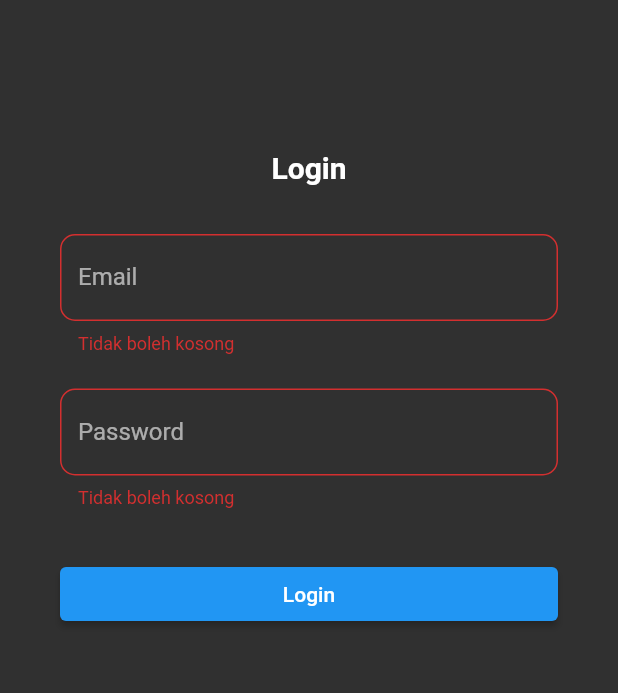
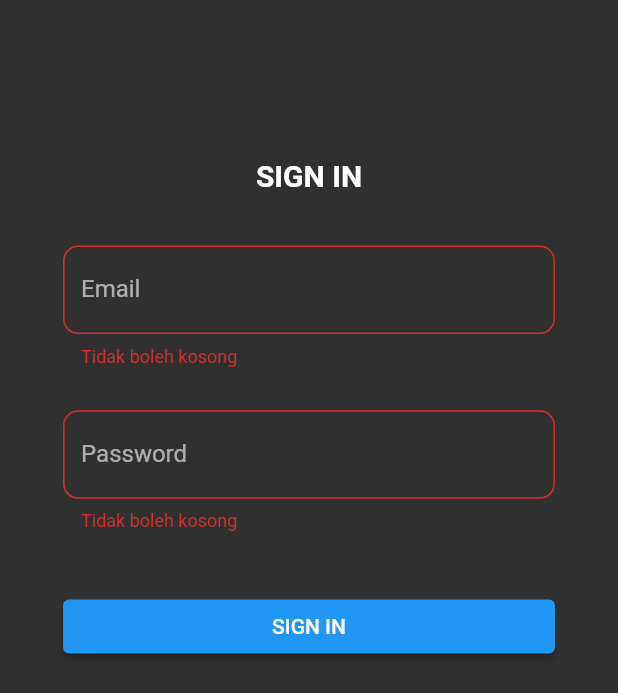
Before and after one commit to 10Lee/test_qualification, a Flutter app: the Loginpage screen opened by its route, on a phone screen of 412 x 824 dp. Shown: the top 693 px of the screen. Run offline on Flutter 3.47's test engine with Material 2 defaults, Android fonts, the light colour scheme and no system bars; our stand-ins replace flutter_lorem, form_field_validator, get, get_storage; accounts and stored records are empty; network calls fail.

Commit message:
little adjustment

```diff
--- /dev/null
+++ b/lib/global/dimension.dart
@@ -0,0 +1,82 @@
+import 'package:flutter_test1/global/variables.dart';
+import 'package:get/get.dart';
+
+class Dimension {
+  // Screen height 781.1
+  // Screen width 392.7
+  // static double screenHeight = Get.context!.size!.height;
+  // static double screenWidth = Get.context!.size!.width;
+
+  static double screenHeight =
+      getMediaQuery(Get.context!, MediaQueryTypes.height);
+  static double screenWidth =
+      getMediaQuery(Get.context!, MediaQueryTypes.width);
+
+  // For SizedBox, Padding and Margin
+  static double height5 = screenHeight / 156.2;
+  static double height10 = screenHeight / 78.1;
+  static double height12 = screenHeight / 65;
+  static double height15 = screenHeight / 52;
+  static double height20 = screenHeight / 39.5;
+  static double height25 = screenHeight / 31.2;
+  static double height30 = screenHeight / 26;
+  static double height40 = screenHeight / 19.5;
+  static double height50 = screenHeight / 15.62;
+  static double height60 = screenHeight / 13;
+  static double height70 = screenHeight / 11.1;
+  static double height80 = screenHeight / 9.7;
+  static double height100 = screenHeight / 7.81;
+  static double height120 = screenHeight / 6.5;
+  static double height150 = screenHeight / 5.2;
+  static double height170 = screenHeight / 4.5;
+  static double height200 = screenHeight / 3.9;
+  static double height300 = screenHeight / 2.6;
+
+  static double width2 = screenWidth / 196.3;
+  static double width5 = screenWidth / 78.4;
+  static double width10 = screenWidth / 39.3;
+  static double width12 = screenWidth / 32.7;
+  static double width15 = screenWidth / 26.2;
+  static double width20 = screenWidth / 19.6;
+  static double width30 = screenWidth / 13;
+  static double width25 = screenWidth / 15.7;
+  static double width40 = screenWidth / 9.8;
+  static double width50 = screenWidth / 7.8;
+  static double width60 = screenWidth / 6.5;
+  static double width100 = screenWidth / 3.9;
+  static double width150 = screenWidth / 2.6;
+  static double width165 = screenWidth / 2.3;
+  static double width170 = screenWidth / 2.3;
+  static double width200 = screenWidth / 1.9;
+  static double width230 = screenWidth / 1.7;
+  static double width300 = screenWidth / 1.3;
+  static double width400 = screenWidth / 0.9;
+
+  // For Border Radius
+  static double radius8 = screenHeight / 97.6;
+  static double radius10 = screenHeight / 78.1;
+  static double radius15 = screenHeight / 52;
+  static double radius20 = screenHeight / 39;
+  static double radius30 = screenHeight / 26;
+  static double radius120 = screenHeight / 6.5;
+
+  // For Icon Size
+  static double iconSize45 = screenHeight / 17.3;
+
+  // For Image
+  static double imageHeight200 = screenHeight / 3.9;
+  static double imageHeight300 = screenHeight / 2.6;
+
+  static double imageWidth200 = screenWidth / 1.9;
+  static double imageWidth300 = screenWidth / 1.3;
+
+  // For Fonts
+  static double font12 = screenHeight / 65;
+  static double font15 = screenHeight / 52;
+  static double font18 = screenHeight / 43.3;
+  static double font20 = screenHeight / 39;
+  static double font22 = screenHeight / 35.5;
+  static double font24 = screenHeight / 32.5;
+  static double font30 = screenHeight / 26;
+  static double font40 = screenHeight / 19;
+}
--- a/lib/auth/auth_binding.dart
+++ b/lib/pages/auth/auth_binding.dart
@@ -1,4 +1,4 @@
-import 'package:flutter_test1/auth/auth_controller.dart';
+import 'package:flutter_test1/pages/auth/auth_controller.dart';
 import 'package:get/get.dart';
 
 class AuthBinding extends Bindings {
--- a/lib/auth/login._page.dart
+++ b/lib/pages/auth/login._page.dart
@@ -1,7 +1,8 @@
 import 'package:flutter/material.dart';
 import 'package:flutter/src/foundation/key.dart';
 import 'package:flutter/src/widgets/framework.dart';
-import 'package:flutter_test1/auth/auth_controller.dart';
+import 'package:flutter_test1/global/dimension.dart';
+import 'package:flutter_test1/pages/auth/auth_controller.dart';
 import 'package:flutter_test1/globals/constant.dart';
 import 'package:flutter_test1/widgets/header1.dart';
 import 'package:form_field_validator/form_field_validator.dart';
@@ -28,17 +29,17 @@ class Loginpage extends StatelessWidget {
         onTap: () => FocusScope.of(context).unfocus(),
         child: ListView(
           children: [
-            const SizedBox(height: 100.0),
+            SizedBox(height: Dimension.height100),
             Center(
               child: Header1(
-                text: 'Login',
+                text: 'SIGN IN',
               ),
             ),
             Container(
-              margin:
-                  const EdgeInsets.symmetric(horizontal: 20.0, vertical: 20.0),
-              width: 100.0,
-              height: 300.0,
+              margin: EdgeInsets.symmetric(
+                  horizontal: Dimension.width20, vertical: Dimension.height20),
+              width: Dimension.width100,
+              height: Dimension.height300,
               child: Form(
                 autovalidateMode: AutovalidateMode.always,
                 key: _globalKey,
@@ -46,9 +47,10 @@ class Loginpage extends StatelessWidget {
                   mainAxisAlignment: MainAxisAlignment.spaceEvenly,
                   children: [
                     Container(
-                      margin: const EdgeInsets.symmetric(
-                          vertical: 10.0, horizontal: 20.0),
-                      height: 80.0,
+                      margin: EdgeInsets.symmetric(
+                          vertical: Dimension.height10,
+                          horizontal: Dimension.width20),
+                      height: Dimension.height80,
                       child: TextFormField(
                         decoration: InputDecoration(
                           label: Text("Email"),
@@ -64,12 +66,14 @@ class Loginpage extends StatelessWidget {
                       ),
                     ),
                     Container(
-                      margin: const EdgeInsets.symmetric(
-                          vertical: 10.0, horizontal: 20.0),
-                      height: 80.0,
+                      margin: EdgeInsets.symmetric(
+                        vertical: Dimension.height10,
+                        horizontal: Dimension.width20,
+                      ),
+                      height: Dimension.height80,
                       child: TextFormField(
                         decoration: InputDecoration(
-                          label: Text("Password"),
+                          label: const Text("Password"),
                           border: kInputBorder,
                         ),
                         validator: MultiValidator(
@@ -85,7 +89,10 @@ class Loginpage extends StatelessWidget {
                     ),
                     Obx(
                       () => Container(
-                        margin: const EdgeInsets.all(20.0),
+                        margin: EdgeInsets.symmetric(
+                          vertical: Dimension.height20,
+                          horizontal: Dimension.width20,
+                        ),
                         child: ElevatedButton(
                           onPressed: () {
                             if (_globalKey.currentState!.validate()) {
@@ -94,11 +101,12 @@ class Loginpage extends StatelessWidget {
                           },
                           child: !(controller.isLoading.value)
                               ? Center(
-                                  child: Text("Login"),
+                                  child: Text("SIGN IN"),
                                 )
                               : Padding(
-                                  padding: const EdgeInsets.symmetric(
-                                      horizontal: 50.0),
+                                  padding: EdgeInsets.symmetric(
+                                    horizontal: Dimension.width50,
+                                  ),
                                   child: LinearProgressIndicator(),
                                 ),
                         ),
--- a/lib/pages/splash/splash_screen.dart
+++ b/lib/pages/splash/splash_screen.dart
@@ -1,6 +1,7 @@
 import 'package:flutter/material.dart';
 import 'package:flutter/src/foundation/key.dart';
 import 'package:flutter/src/widgets/framework.dart';
+import 'package:flutter_test1/global/dimension.dart';
 import 'package:flutter_test1/pages/splash/splash_controller.dart';
 import 'package:get/get.dart';
 
@@ -15,7 +16,8 @@ class SplashScreen extends StatelessWidget {
       body: Center(
           child: Text(
         "Selamat Datang",
-        style: TextStyle(fontSize: 20.9, fontWeight: FontWeight.bold),
+        style:
+            TextStyle(fontSize: Dimension.font22, fontWeight: FontWeight.bold),
       )),
     );
   }
```
Also changed, not shown: lib/global/variables.dart (+11 -0 lines), lib/main.dart (+7 -3 lines), lib/pages/detail/detail_controller.dart (+7 -9 lines), lib/pages/detail/detail_page.dart (+27 -23 lines), lib/pages/home/home_page.dart (+32 -15 lines), lib/pages/profile/profile_page.dart (+18 -13 lines), lib/pages/user/user_page.dart (+19 -9 lines), pubspec.yaml (+4 -5 lines), assets/images/profile_doggy.jpg (added), lib/pages/auth/auth_controller.dart (renamed from lib/auth/auth_controller.dart), pubspec.lock, 1 other file.
